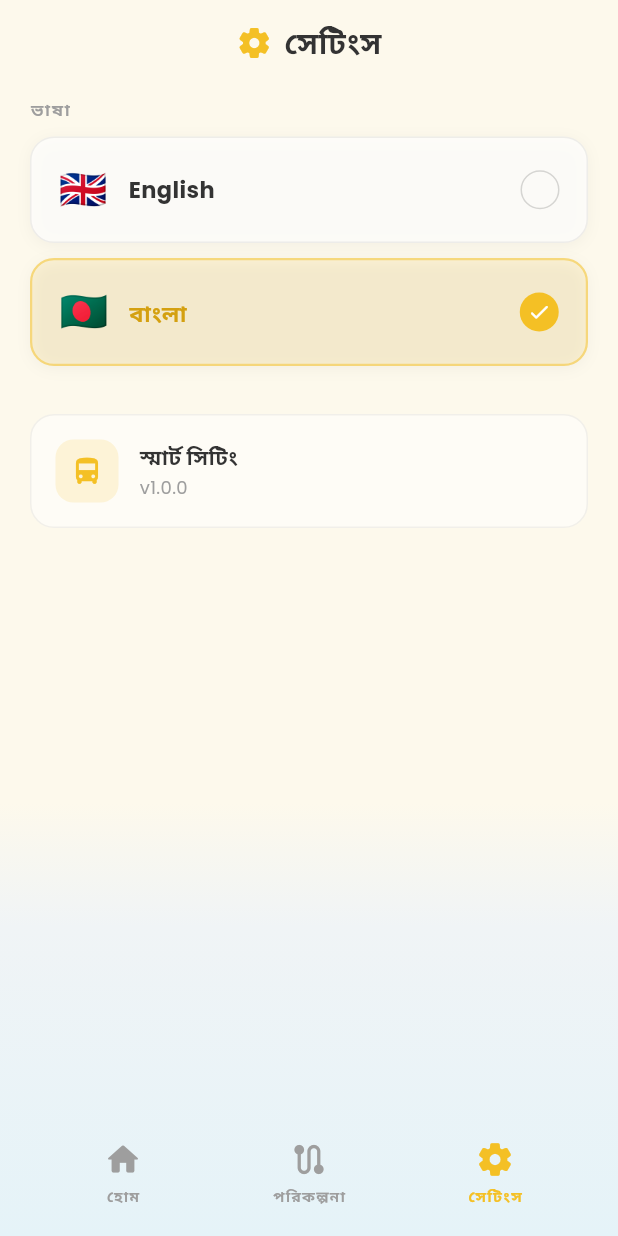
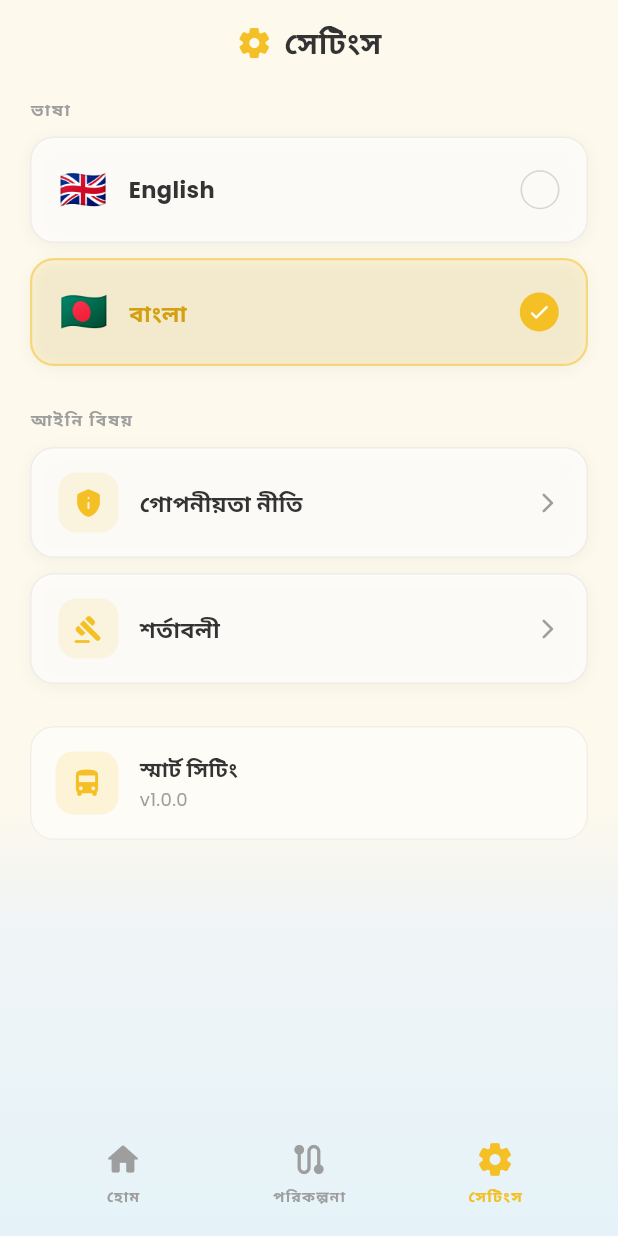
Before and after one commit to Always-Bijoy/smart-seating, a Flutter app: the SettingsScreen screen opened directly, after a tap on "🇧🇩", on a phone screen of 412 x 824 dp. Run offline on Flutter 3.47's test engine with Material 3 defaults, Android fonts, the phone set to English and light mode, and no system bars; our stand-ins replace geolocator, google_fonts, shared_preferences; accounts and stored records are empty.

Commit message:
feat: Add Legal section to Settings screen
- Integrate a "Legal" section in the Settings screen, providing access to the Privacy Policy and Terms & Conditions.
- Add `url_launcher` to open external links for legal documents.
- Implement new localization strings for "Legal", "Privacy Policy", and "Terms & Conditions" in both English and Bengali.
- Create a reusable styled tile widget for legal items, including an icon and navigation arrow.

```diff
--- a/lib/l10n/app_localizations.dart
+++ b/lib/l10n/app_localizations.dart
@@ -147,6 +147,9 @@ class AppLocalizations {
   String get settingsLanguage => _t('settingsLanguage');
   String get settingsEnglish => _t('settingsEnglish');
   String get settingsBengali => _t('settingsBengali');
+  String get settingsLegal => _t('settingsLegal');
+  String get settingsPrivacyPolicy => _t('settingsPrivacyPolicy');
+  String get settingsTerms => _t('settingsTerms');
 
   // ── Strings map ───────────────────────────────────────────────────────────
 
@@ -220,6 +223,9 @@ class AppLocalizations {
       'settingsLanguage': 'Language',
       'settingsEnglish': 'English',
       'settingsBengali': 'বাংলা',
+      'settingsLegal': 'Legal',
+      'settingsPrivacyPolicy': 'Privacy Policy',
+      'settingsTerms': 'Terms & Conditions',
     },
     'bn': {
       'appName': 'স্মার্ট সিটিং',
@@ -290,6 +296,9 @@ class AppLocalizations {
       'settingsLanguage': 'ভাষা',
       'settingsEnglish': 'English',
       'settingsBengali': 'বাংলা',
+      'settingsLegal': 'আইনি বিষয়',
+      'settingsPrivacyPolicy': 'গোপনীয়তা নীতি',
+      'settingsTerms': 'শর্তাবলী',
     },
   };
 }
--- a/lib/screens/settings_screen.dart
+++ b/lib/screens/settings_screen.dart
@@ -1,14 +1,31 @@
 import 'package:flutter/material.dart';
 import 'package:google_fonts/google_fonts.dart';
 import 'package:provider/provider.dart';
+import 'package:url_launcher/url_launcher.dart';
 import '../l10n/app_localizations.dart';
 import '../providers/locale_provider.dart';
 import '../theme/app_theme.dart';
 import '../widgets/app_bottom_nav.dart';
 import 'plan_trip_screen.dart';
 
+const _kPrivacyPolicyUrl =
+    'https://raw.githubusercontent.com/Always-Bijoy/smart-seating/main/PRIVACY_POLICY.md';
+const _kTermsUrl =
+    'https://raw.githubusercontent.com/Always-Bijoy/smart-seating/main/TERMS_AND_CONDITIONS.md';
+
 class SettingsScreen extends StatelessWidget {
   const SettingsScreen({super.key});
+
+  Future<void> _openUrl(BuildContext context, String url) async {
+    final uri = Uri.parse(url);
+    if (!await launchUrl(uri, mode: LaunchMode.externalApplication)) {
+      if (context.mounted) {
+        ScaffoldMessenger.of(context).showSnackBar(
+          const SnackBar(content: Text('Could not open the page.')),
+        );
+      }
+    }
+  }
 
   @override
   Widget build(BuildContext context) {
@@ -27,6 +44,8 @@ class SettingsScreen extends StatelessWidget {
                   padding: const EdgeInsets.symmetric(horizontal: 20),
                   children: [
                     const SizedBox(height: 8),
+
+                    // ── Language ────────────────────────────────────────────
                     _buildSectionLabel(l10n.settingsLanguage),
                     const SizedBox(height: 10),
                     _buildLanguageTile(
@@ -44,8 +63,31 @@ class SettingsScreen extends StatelessWidget {
                       nativeLabel: 'বাংলা',
                       emoji: '🇧🇩',
                     ),
-                    const SizedBox(height: 32),
+
+                    const SizedBox(height: 28),
+
+                    // ── Legal ───────────────────────────────────────────────
+                    _buildSectionLabel(l10n.settingsLegal),
+                    const SizedBox(height: 10),
+                    _buildLegalTile(
+                      context,
+                      icon: Icons.privacy_tip_rounded,
+                      label: l10n.settingsPrivacyPolicy,
+                      url: _kPrivacyPolicyUrl,
+                    ),
+                    const SizedBox(height: 10),
+                    _buildLegalTile(
+                      context,
+                      icon: Icons.gavel_rounded,
+                      label: l10n.settingsTerms,
+                      url: _kTermsUrl,
+                    ),
+
+                    const SizedBox(height: 28),
+
+                    // ── App info ────────────────────────────────────────────
                     _buildAppInfo(context, l10n),
+                    const SizedBox(height: 12),
                   ],
                 ),
               ),
@@ -69,17 +111,15 @@ class SettingsScreen extends StatelessWidget {
     );
   }
 
+  // ── Header ────────────────────────────────────────────────────────────────
+
   Widget _buildHeader(BuildContext context, AppLocalizations l10n) {
     return Padding(
       padding: const EdgeInsets.symmetric(horizontal: 20, vertical: 14),
       child: Row(
         mainAxisAlignment: MainAxisAlignment.center,
         children: [
-          const Icon(
-            Icons.settings_rounded,
-            color: AppColors.primary,
-            size: 24,
-          ),
+          const Icon(Icons.settings_rounded, color: AppColors.primary, size: 24),
           const SizedBox(width: 8),
           Text(
             l10n.settingsTitle,
@@ -94,6 +134,8 @@ class SettingsScreen extends StatelessWidget {
     );
   }
 
+  // ── Section label ─────────────────────────────────────────────────────────
+
   Widget _buildSectionLabel(String label) {
     return Text(
       label.toUpperCase(),
@@ -106,6 +148,8 @@ class SettingsScreen extends StatelessWidget {
     );
   }
 
+  // ── Language tile ─────────────────────────────────────────────────────────
+
   Widget _buildLanguageTile(
     BuildContext context, {
     required String code,
@@ -114,8 +158,7 @@ class SettingsScreen extends StatelessWidget {
     required String emoji,
   }) {
     final localeProvider = context.read<LocaleProvider>();
-    final currentCode =
-        context.watch<LocaleProvider>().locale.languageCode;
+    final currentCode = context.watch<LocaleProvider>().locale.languageCode;
     final isSelected = currentCode == code;
 
     return GestureDetector(
@@ -179,11 +222,8 @@ class SettingsScreen extends StatelessWidget {
                   color: AppColors.primary,
                   shape: BoxShape.circle,
                 ),
-                child: const Icon(
-                  Icons.check_rounded,
-                  color: Colors.white,
-                  size: 16,
-                ),
+                child: const Icon(Icons.check_rounded,
+                    color: Colors.white, size: 16),
               )
             else
               Container(
@@ -191,8 +231,7 @@ class SettingsScreen extends StatelessWidget {
                 height: 26,
                 decoration: BoxDecoration(
                   border: Border.all(
-                    color: Colors.black.withValues(alpha: 0.15),
-                  ),
+                      color: Colors.black.withValues(alpha: 0.15)),
                   shape: BoxShape.circle,
                 ),
               ),
@@ -201,6 +240,65 @@ class SettingsScreen extends StatelessWidget {
       ),
     );
   }
+
+  // ── Legal tile ────────────────────────────────────────────────────────────
+
+  Widget _buildLegalTile(
+    BuildContext context, {
+    required IconData icon,
+    required String label,
+    required String url,
+  }) {
+    return GestureDetector(
+      onTap: () => _openUrl(context, url),
+      child: Container(
+        padding: const EdgeInsets.symmetric(horizontal: 18, vertical: 16),
+        decoration: BoxDecoration(
+          color: Colors.white.withValues(alpha: 0.7),
+          borderRadius: BorderRadius.circular(16),
+          border: Border.all(color: Colors.black.withValues(alpha: 0.06)),
+          boxShadow: [
+            BoxShadow(
+              color: Colors.black.withValues(alpha: 0.04),
+              blurRadius: 8,
+              offset: const Offset(0, 2),
+            ),
+          ],
+        ),
+        child: Row(
+          children: [
+            Container(
+              width: 40,
+              height: 40,
+              decoration: BoxDecoration(
+                color: AppColors.primary.withValues(alpha: 0.12),
+                borderRadius: BorderRadius.circular(12),
+              ),
+              child: Icon(icon, color: AppColors.primary, size: 20),
+            ),
+            const SizedBox(width: 14),
+            Expanded(
+              child: Text(
+                label,
+                style: GoogleFonts.poppins(
+                  fontSize: 15,
+                  fontWeight: FontWeight.w600,
+                  color: AppColors.textPrimary,
+                ),
+              ),
+            ),
+            const Icon(
+              Icons.arrow_forward_ios_rounded,
+              size: 16,
+              color: AppColors.textMuted,
+            ),
+          ],
+        ),
+      ),
+    );
+  }
+
+  // ── App info ──────────────────────────────────────────────────────────────
 
   Widget _buildAppInfo(BuildContext context, AppLocalizations l10n) {
     return Container(
@@ -218,11 +316,8 @@ class SettingsScreen extends StatelessWidget {
               color: AppColors.primary.withValues(alpha: 0.15),
               borderRadius: BorderRadius.circular(12),
             ),
-            child: const Icon(
-              Icons.directions_bus_rounded,
-              color: AppColors.primary,
-              size: 22,
-            ),
+            child: const Icon(Icons.directions_bus_rounded,
+                color: AppColors.primary, size: 22),
           ),
           const SizedBox(width: 14),
           Expanded(
--- a/pubspec.yaml
+++ b/pubspec.yaml
@@ -15,6 +15,7 @@ dependencies:
   provider: ^6.1.2
   shared_preferences: ^2.3.2
   geolocator: ^13.0.4
+  url_launcher: ^6.3.1
 
 dev_dependencies:
   flutter_test:
```
Also changed, not shown: pubspec.lock, 6 other files.
